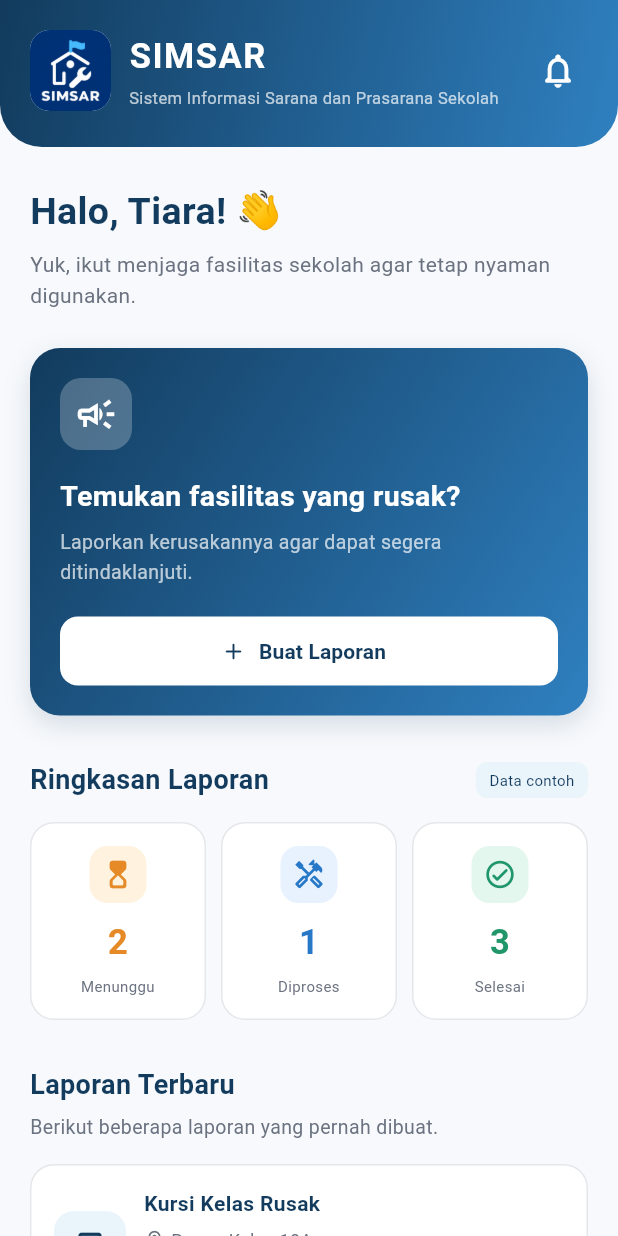
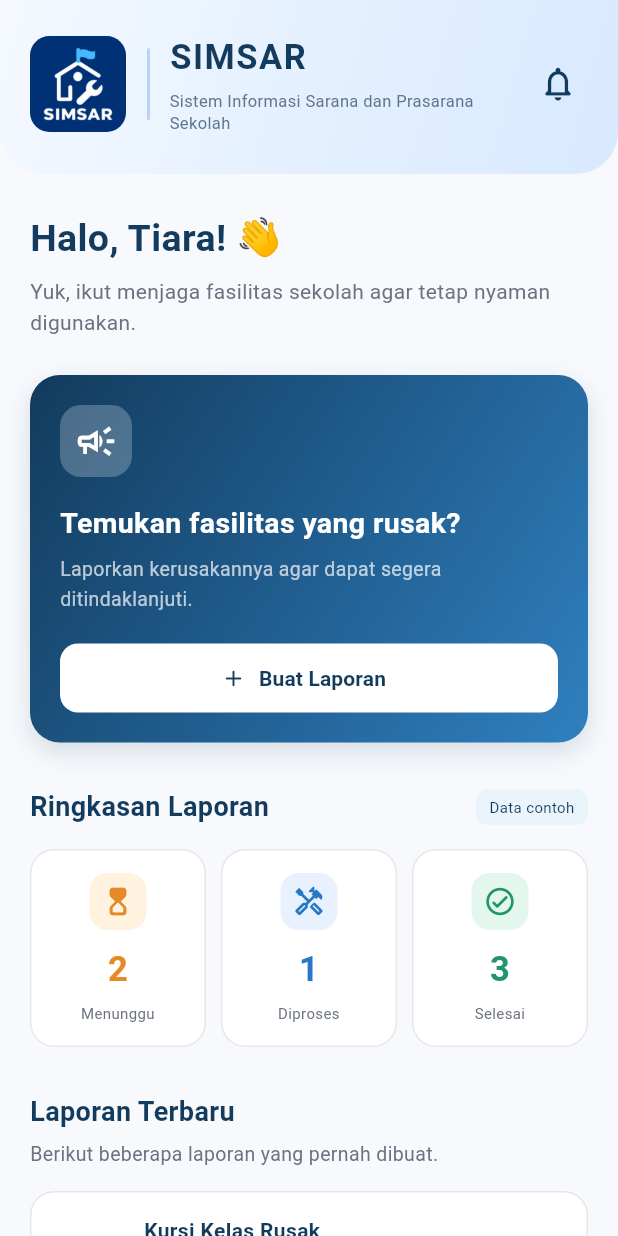
Before and after one commit to Tiara-dwi-priliantika/SIMSAR, a Flutter app: the HomeScreen screen opened directly, on a phone screen of 412 x 824 dp. Run offline on Flutter 3.47's test engine with Material 3 defaults, Android fonts, the phone set to English and light mode, and no system bars.

Commit message:
home_screen.dart

```diff
--- a/lib/screens/siswa/home_screen.dart
+++ b/lib/screens/siswa/home_screen.dart
@@ -17,10 +17,14 @@ class HomeScreen extends StatelessWidget {
               // HEADER SIMSAR
               Container(
                 width: double.infinity,
-                padding: const EdgeInsets.fromLTRB(20, 20, 16, 24),
+                padding: const EdgeInsets.fromLTRB(20, 22, 16, 26),
                 decoration: const BoxDecoration(
                   gradient: LinearGradient(
-                    colors: [AppColors.navy, AppColors.blue],
+                    colors: [
+                      Color(0xFFF5F9FF),
+                      Color(0xFFE4F0FF),
+                      Color(0xFFD8E9FF),
+                    ],
                     begin: Alignment.topLeft,
                     end: Alignment.bottomRight,
                   ),
@@ -31,24 +35,30 @@ class HomeScreen extends StatelessWidget {
                 ),
                 child: Row(
                   children: [
-                    // LOGO ASLI SIMSAR
-                    Container(
-                      width: 54,
-                      height: 54,
-                      clipBehavior: Clip.antiAlias,
-                      decoration: BoxDecoration(
-                        color: Colors.white,
-                        borderRadius: BorderRadius.circular(13),
-                      ),
+                    // LOGO ASLI SIMSAR DARI ASSETS
+                    ClipRRect(
+                      borderRadius: BorderRadius.circular(13),
                       child: Image.asset(
                         'assets/logo_simsar.png',
-                        width: 54,
-                        height: 54,
-                        fit: BoxFit.cover,
-                        alignment: Alignment.center,
+                        width: 64,
+                        height: 64,
+                        fit: BoxFit.contain,
                       ),
                     ),
-                    const SizedBox(width: 12),
+
+                    const SizedBox(width: 14),
+
+                    // PEMBATAS LOGO DAN TEKS
+                    Container(
+                      width: 2,
+                      height: 48,
+                      decoration: BoxDecoration(
+                        color: const Color(0xFFB8D3F3),
+                        borderRadius: BorderRadius.circular(2),
+                      ),
+                    ),
+
+                    const SizedBox(width: 13),
 
                     // NAMA APLIKASI
                     const Expanded(
@@ -58,18 +68,18 @@ class HomeScreen extends StatelessWidget {
                           Text(
                             'SIMSAR',
                             style: TextStyle(
-                              color: Colors.white,
+                              color: AppColors.navy,
                               fontSize: 23,
                               fontWeight: FontWeight.bold,
                               letterSpacing: 1,
                             ),
                           ),
-                          SizedBox(height: 4),
+                          SizedBox(height: 5),
                           Text(
                             'Sistem Informasi Sarana dan '
                             'Prasarana Sekolah',
                             style: TextStyle(
-                              color: Colors.white70,
+                              color: Color(0xFF60758F),
                               fontSize: 11,
                               height: 1.4,
                             ),
@@ -92,7 +102,7 @@ class HomeScreen extends StatelessWidget {
                       },
                       icon: const Icon(
                         Icons.notifications_none_rounded,
-                        color: Colors.white,
+                        color: AppColors.navy,
                         size: 27,
                       ),
                     ),
@@ -127,13 +137,16 @@ class HomeScreen extends StatelessWidget {
 
                     const SizedBox(height: 24),
 
-                    // AKSI UTAMA: BUAT LAPORAN
+                    // KARTU AKSI UTAMA
                     Container(
                       width: double.infinity,
                       padding: const EdgeInsets.all(20),
                       decoration: BoxDecoration(
                         gradient: const LinearGradient(
-                          colors: [AppColors.navy, AppColors.blue],
+                          colors: [
+                            AppColors.navy,
+                            AppColors.blue,
+                          ],
                           begin: Alignment.topLeft,
                           end: Alignment.bottomRight,
                         ),
```
